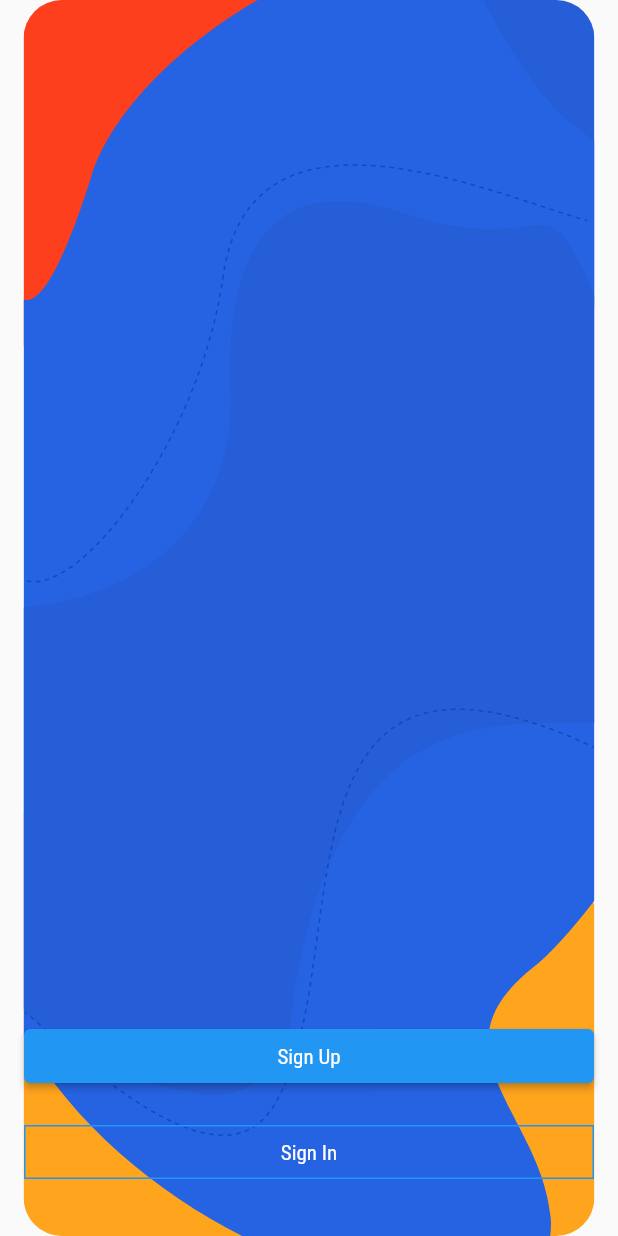
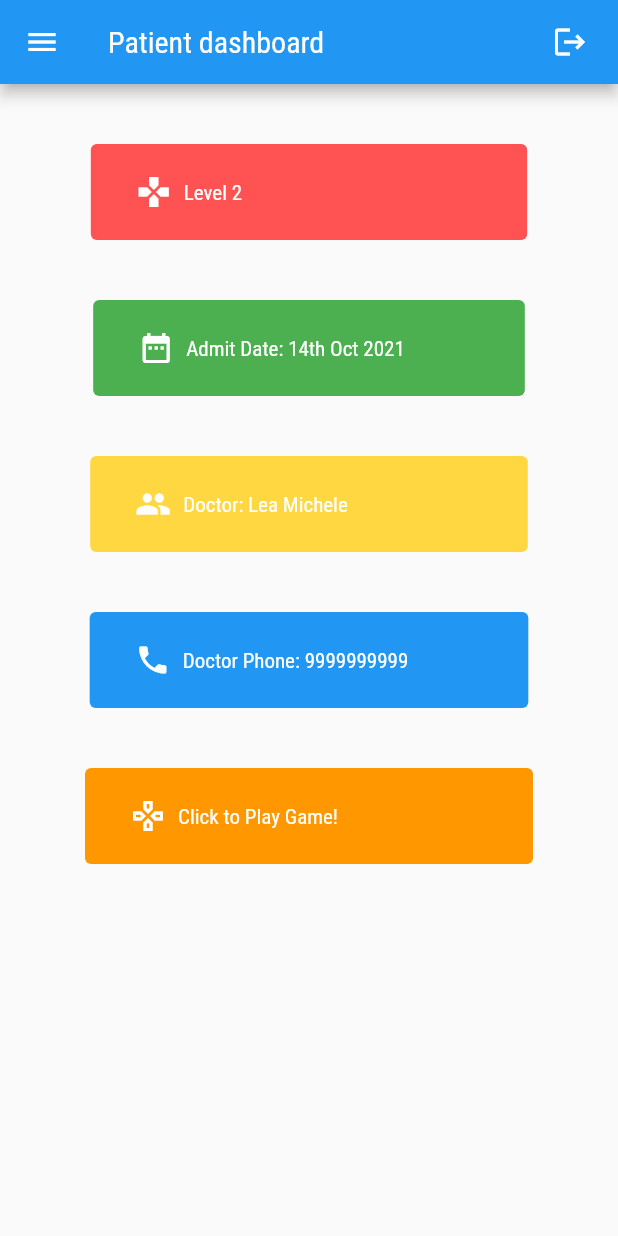
Before and after one commit to Poorna-Krish/SchizoPhrend-MobileApp, a Flutter app: the screen it shows after launch, after a tap on "PATIENT", on a phone screen of 412 x 824 dp. Run offline on Flutter 3.47's test engine with Material 2 defaults, Android fonts, the phone set to English and light mode, and no system bars; our stand-ins replace flutter_svg, form_field_validator.

Commit message:
Feat: Patient screens

```diff
--- a/lib/main.dart
+++ b/lib/main.dart
@@ -1,6 +1,6 @@
 import 'package:schizophrend/screens/auth/sign_in_screen.dart';
 import 'package:schizophrend/screens/doctor/doctor_dash.dart';
-import 'package:schizophrend/screens/welcome/welcome_screen.dart';
+import 'package:schizophrend/screens/patient/patient_dash.dart';
 import 'package:flutter/material.dart';
 
 void main() {
@@ -76,7 +76,7 @@ class SchizoPhrendWelcome extends StatelessWidget {
                 onPressed: () => Navigator.push(
                     context,
                     MaterialPageRoute(
-                      builder: (context) => const WelcomeScreen(),
+                      builder: (context) => const PatientDash(),
                     )),
                 child: const Text('PATIENT',
                     style: TextStyle(
--- /dev/null
+++ b/lib/screens/patient/patient_dash.dart
@@ -0,0 +1,132 @@
+// ignore_for_file: avoid_print
+import 'package:schizophrend/screens/patient/components/patient_nav_bar.dart';
+import 'package:flutter/material.dart';
+import 'package:schizophrend/main.dart';
+
+class PatientDashboard extends StatelessWidget {
+  const PatientDashboard({Key? key}) : super(key: key);
+
+  // This widget is the root of your application.
+  @override
+  Widget build(BuildContext context) {
+    return MaterialApp(
+      debugShowCheckedModeBanner: false,
+      title: 'SchizoPhren',
+      theme: ThemeData(
+        primarySwatch: Colors.blue,
+      ),
+      home: const PatientDash(title: 'Patient Dashboard'),
+    );
+  }
+}
+
+class PatientDash extends StatefulWidget {
+  const PatientDash({Key? key, this.title = 'Patient dashboard'})
+      : super(key: key);
+
+  final String title;
+
+  @override
+  State<PatientDash> createState() => _PatientDashState();
+}
+
+class _PatientDashState extends State<PatientDash> {
+  bool loggedIn = true;
+
+  void _logOut() {
+    setState(() {
+      loggedIn = !false;
+      print('Logged out!');
+      Navigator.push(
+        context,
+        MaterialPageRoute(
+          builder: (context) => const SchizoPhrendWelcome(),
+        ),
+      );
+    });
+  }
+
+  @override
+  Widget build(BuildContext context) {
+    return Scaffold(
+        drawer: const PatientNavBar(title: 'Patient Dashboard'),
+        appBar: AppBar(
+          title: Text(widget.title),
+          actions: <Widget>[
+            Padding(
+                padding: const EdgeInsets.only(right: 20.0),
+                child: GestureDetector(
+                  onTap: _logOut,
+                  child: const Icon(Icons.logout),
+                )),
+          ],
+        ),
+        body: ListView(children: <Widget>[
+          Column(
+            mainAxisAlignment: MainAxisAlignment.start,
+            children: [
+              Container(
+                margin: const EdgeInsets.fromLTRB(10, 40, 10, 20),
+                child: TextButton.icon(
+                    icon: const Icon(Icons.games, color: Colors.white),
+                    onPressed: null,
+                    label: const Text('Level 2',
+                        style: TextStyle(color: Colors.white)),
+                    style: TextButton.styleFrom(
+                        backgroundColor: Colors.redAccent,
+                        padding: const EdgeInsets.fromLTRB(30, 20, 190, 20))),
+              ),
+              Container(
+                margin:
+                    const EdgeInsets.symmetric(horizontal: 10, vertical: 20),
+                child: TextButton.icon(
+                    icon: const Icon(Icons.date_range, color: Colors.white),
+                    onPressed: null,
+                    label: const Text('Admit Date: 14th Oct 2021',
+                        style: TextStyle(color: Colors.white)),
+                    style: TextButton.styleFrom(
+                        backgroundColor: Colors.green,
+                        padding: const EdgeInsets.fromLTRB(30, 20, 80, 20))),
+              ),
+              Container(
+                margin:
+                    const EdgeInsets.symmetric(horizontal: 10, vertical: 20),
+                child: TextButton.icon(
+                    icon: const Icon(Icons.people, color: Colors.white),
+                    onPressed: null,
+                    label: const Text('Doctor: Lea Michele',
+                        style: TextStyle(color: Colors.white)),
+                    style: TextButton.styleFrom(
+                        backgroundColor: Colors.amberAccent,
+                        padding: const EdgeInsets.fromLTRB(30, 20, 120, 20))),
+              ),
+              Container(
+                margin:
+                    const EdgeInsets.symmetric(horizontal: 10, vertical: 20),
+                child: TextButton.icon(
+                    icon: const Icon(Icons.phone, color: Colors.white),
+                    onPressed: null,
+                    label: const Text('Doctor Phone: 9999999999',
+                        style: TextStyle(color: Colors.white)),
+                    style: TextButton.styleFrom(
+                        backgroundColor: Colors.blue,
+                        padding: const EdgeInsets.fromLTRB(30, 20, 80, 20))),
+              ),
+              Container(
+                margin:
+                    const EdgeInsets.symmetric(horizontal: 10, vertical: 20),
+                child: TextButton.icon(
+                    icon:
+                        const Icon(Icons.gamepad_outlined, color: Colors.white),
+                    onPressed: null,
+                    label: const Text('Click to Play Game!',
+                        style: TextStyle(color: Colors.white)),
+                    style: TextButton.styleFrom(
+                        backgroundColor: Colors.orange,
+                        padding: const EdgeInsets.fromLTRB(30, 20, 130, 20))),
+              )
+            ],
+          ),
+        ]));
+  }
+}
```
Also changed, not shown: lib/screens/patient/components/patient_nav_bar.dart (added, +110 -0 lines), lib/screens/patient/patient_game_screen.dart (added, +83 -0 lines), assets/images/Patient_profile.png (added).
